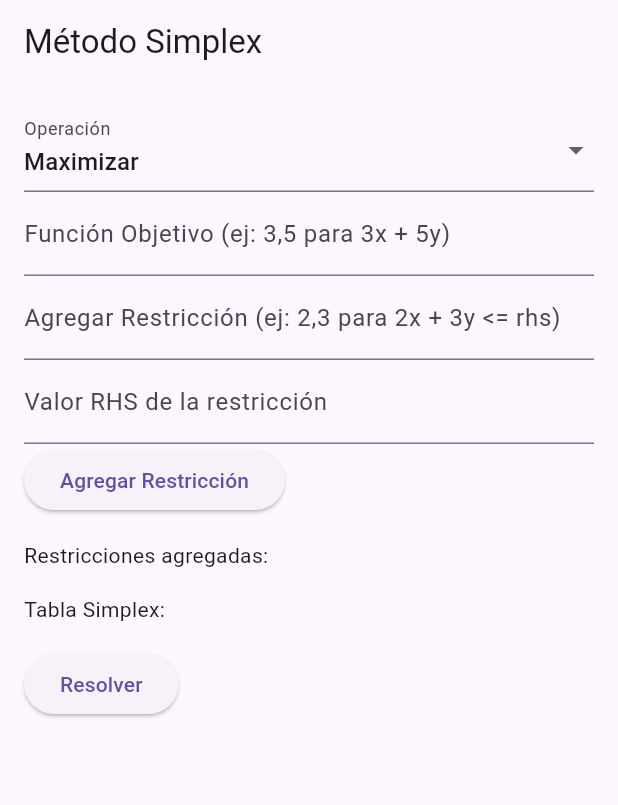
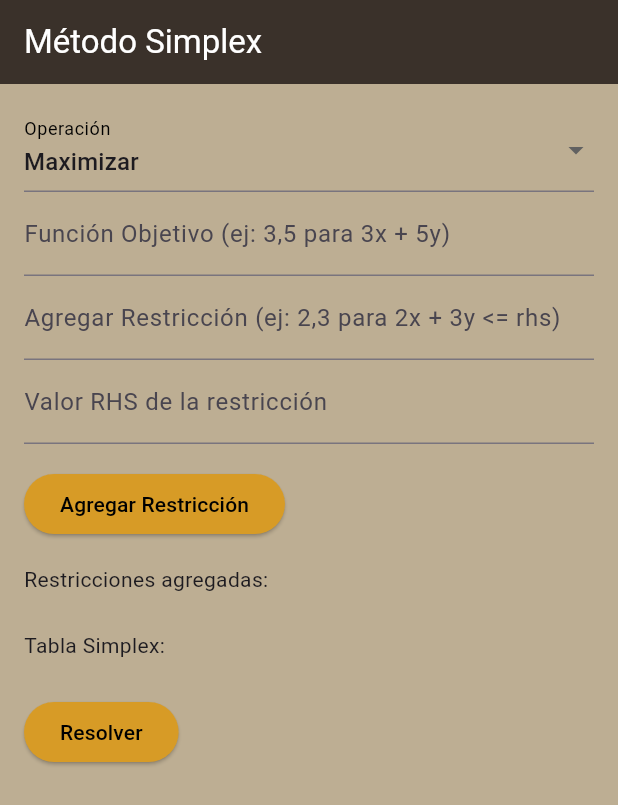
Before and after one commit to Manny-Munoz/simplex-solver-app, a Flutter app: the screen it shows after launch, on a phone screen of 412 x 824 dp. Shown: the top 805 px of the screen. Run offline on Flutter 3.47's test engine with Material 3 defaults, Android fonts, the phone set to English and light mode, and no system bars.

Commit message:
Add ButtonAssistant component and update SimplexScreen UI

```diff
--- /dev/null
+++ b/lib/components/button_assistant.dart
@@ -0,0 +1,20 @@
+import 'package:flutter/material.dart';
+
+class ButtonAssistant extends StatelessWidget {
+
+  @override
+  Widget build(BuildContext context) {
+    return Padding(
+      padding: const EdgeInsets.only(left: 1150),
+      child: ElevatedButton(
+        onPressed: () {},
+        style: ElevatedButton.styleFrom(
+          shape: const CircleBorder(),
+          padding: const EdgeInsets.all(40),
+          backgroundColor: Color.fromARGB(240, 21, 52, 72),
+          ),
+        child: const Text("Virtual \n Assistant", style: TextStyle(color: Colors.white, ),),
+        ),
+    );
+  }
+}
--- a/lib/main.dart
+++ b/lib/main.dart
@@ -1,4 +1,5 @@
 import 'package:flutter/material.dart';
+import 'package:simplex/components/button_assistant.dart';
 
 void main() {
   runApp(SimplexApp());
@@ -70,8 +71,8 @@ class _SimplexScreenState extends State<SimplexScreen> {
               child: Text(coef.toString()),
             ))
         .toList();
-    objectiveRow.add(Padding(
-      padding: const EdgeInsets.all(8.0),
+    objectiveRow.add(const Padding(
+      padding: EdgeInsets.all(8.0),
       child: Text("Función Objetivo"),
     ));
 
@@ -101,8 +102,10 @@ class _SimplexScreenState extends State<SimplexScreen> {
   @override
   Widget build(BuildContext context) {
     return Scaffold(
+      backgroundColor: const Color.fromARGB(255,189, 174, 147),
       appBar: AppBar(
-        title: Text('Método Simplex'),
+        title: const Text('Método Simplex', style: TextStyle(color: Colors.white)),
+        backgroundColor: const Color.fromARGB(255, 58, 49, 42),
       ),
       body: SingleChildScrollView(
         padding: const EdgeInsets.all(16.0),
@@ -125,47 +128,59 @@ class _SimplexScreenState extends State<SimplexScreen> {
                     child: Text(value),
                   );
                 }).toList(),
-                decoration: InputDecoration(labelText: 'Operación'),
+                decoration: const InputDecoration(labelText: 'Operación', labelStyle: TextStyle(color: Colors.black)),
               ),
               TextFormField(
                 controller: _objectiveController,
-                decoration: InputDecoration(
+                decoration: const InputDecoration(
                     labelText: 'Función Objetivo (ej: 3,5 para 3x + 5y)'),
               ),
               TextFormField(
                 controller: _restrictionController,
-                decoration: InputDecoration(
+                decoration: const InputDecoration(
                     labelText:
                         'Agregar Restricción (ej: 2,3 para 2x + 3y <= rhs)'),
               ),
               TextFormField(
                 controller: _rhsController,
                 decoration:
-                    InputDecoration(labelText: 'Valor RHS de la restricción'),
+                    const InputDecoration(labelText: 'Valor RHS de la restricción'),
               ),
+              const SizedBox(height: 16),
               ElevatedButton(
                 onPressed: _addRestriction,
-                child: Text('Agregar Restricción'),
+                style: ButtonStyle(
+                  backgroundColor: MaterialStateProperty.all<Color>(const Color.fromARGB(255, 215, 155, 38)),
+                ),
+                child: const Text('Agregar Restricción', style: TextStyle(color: Colors.black)),
               ),
-              SizedBox(height: 16),
-              Text('Restricciones agregadas:'),
+              const SizedBox(height: 16),
+              const Text('Restricciones agregadas:'),
+              const SizedBox(height: 8),
               ..._restrictions
                   .asMap()
                   .entries
                   .map((entry) => Text(
                       '${entry.value.toString()} <= ${_rhs[entry.key]}'))
                   .toList(),
-              SizedBox(height: 16),
-              Text('Tabla Simplex:'),
+              const SizedBox(height: 16),
+              const Text('Tabla Simplex:'),
+              const SizedBox(height: 8),
               if (_objectiveFunction.isNotEmpty && _restrictions.isNotEmpty)
                 _buildSimplexTable(),
-              SizedBox(height: 16),
+              const SizedBox(height: 16),
               ElevatedButton(
                 onPressed: _solveSimplex,
-                child: Text('Resolver'),
+                style: ButtonStyle(
+                  backgroundColor: MaterialStateProperty.all<Color>(const Color.fromARGB(255, 215, 155, 38)),
+                ),
+                child: const Text('Resolver', style: TextStyle(color: Colors.black),),
               ),
-              SizedBox(height: 16),
+              const SizedBox(height: 16),
               if (_solution.isNotEmpty) Text('Solución: $_solution'),
+              const SizedBox(height: 16),
+              ButtonAssistant(),
+              const SizedBox(height: 16),
             ],
           ),
         ),
```
Also changed, not shown: pubspec.lock.
